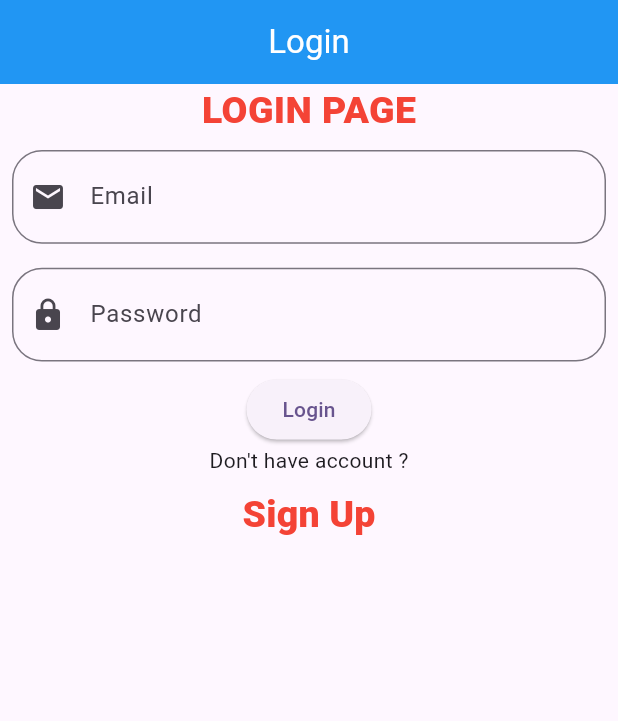
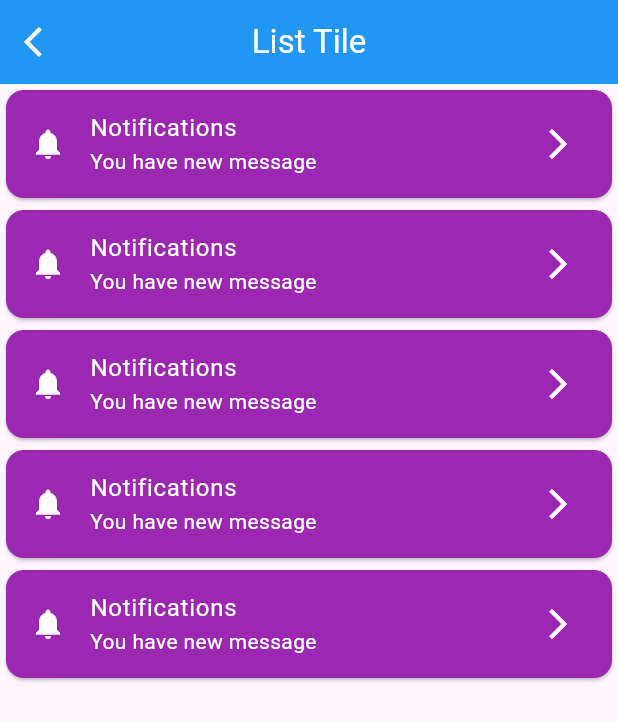
Before and after one commit to AbRehman536/Flutter_sec_8, a Flutter app: the screen it shows after launch, on a phone screen of 412 x 824 dp. Shown: the top 721 px of the screen. Run offline on Flutter 3.47's test engine with Material 3 defaults, Android fonts, the phone set to English and light mode, and no system bars.

Commit message:
List View Builder Done

```diff
--- /dev/null
+++ b/lib/list_tile_demo.dart
@@ -0,0 +1,32 @@
+import 'package:flutter/material.dart';
+
+class ListTileDemo extends StatelessWidget {
+  const ListTileDemo({super.key});
+
+  @override
+  Widget build(BuildContext context) {
+    return Scaffold(
+      appBar: AppBar(
+        title: Text("List Tile"),
+        leading: Icon(Icons.arrow_back_ios),
+        backgroundColor: Colors.blue,
+        foregroundColor: Colors.white,
+        centerTitle: true,
+      ),
+      body: ListView.builder(
+        itemCount: 5,
+        itemBuilder: (BuildContext context, int index) {
+           return Card(
+             color: Colors.purple,
+             child: ListTile(
+              leading: Icon(Icons.notifications,color: Colors.white,),
+              title: Text("Notifications",style: TextStyle(color: Colors.white),),
+              subtitle: Text("You have new message",style: TextStyle(color: Colors.white),),
+              trailing: Icon(Icons.arrow_forward_ios,color: Colors.white,),
+                       ),
+           );
+        },
+      ),
+    );
+  }
+}
--- a/lib/main.dart
+++ b/lib/main.dart
@@ -2,6 +2,7 @@
 import 'package:flutter_sec_8/appbar_demo.dart';
 import 'package:flutter_sec_8/asset_image.dart';
 import 'package:flutter_sec_8/fab_demo.dart';
+import 'package:flutter_sec_8/list_tile_demo.dart';
 import 'package:flutter_sec_8/login_form.dart';
 import 'package:flutter_sec_8/login_form_validation.dart';
 import 'package:flutter_sec_8/nested_row_column.dart';
@@ -39,7 +40,7 @@
         colorScheme: ColorScheme.fromSeed(seedColor: Colors.deepPurple),
         useMaterial3: true,
       ),
-      home: LoginFormValidationDemo(),
+      home: ListTileDemo(),
     );
   }
 }
```
